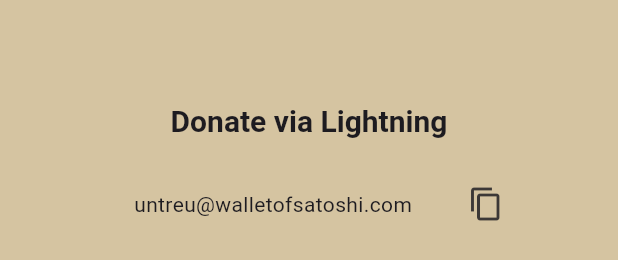
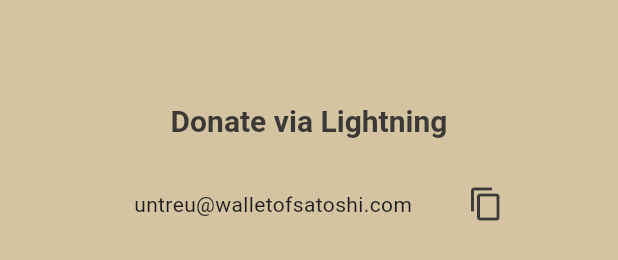
Before and after one commit to untreu2/humble, a Flutter app: the DonateDialog widget shown alone on an empty page, opened directly, on a phone screen of 412 x 824 dp. Shown: the part 446-706 px from the top of the screen. Run offline on Flutter 3.47's test engine with Material 3 defaults, Android fonts, the phone set to English and light mode, and no system bars; our stand-ins replace shared_preferences, shimmer; accounts and stored records are empty.

Commit message:
Adjusted donate_dialog colors

```diff
--- a/lib/donate_dialog.dart
+++ b/lib/donate_dialog.dart
@@ -32,10 +32,14 @@ class _DonateDialogState extends State<DonateDialog> {
   @override
   Widget build(BuildContext context) {
     return AlertDialog(
-      title: const Text(
+      title: Text(
         'Donate via Lightning',
         textAlign: TextAlign.center,
-        style: TextStyle(fontSize: 20, fontWeight: FontWeight.bold),
+        style: TextStyle(
+          fontSize: 20,
+          fontWeight: FontWeight.bold,
+          color: Theme.of(context).colorScheme.onSurface,
+        ),
       ),
       content: SizedBox(
         width: 300,
@@ -51,13 +55,14 @@ class _DonateDialogState extends State<DonateDialog> {
                 child: _copied
                     ? Row(
                         key: const ValueKey('copied'),
-                        children: const [
-                          Icon(Icons.check, color: Colors.green),
-                          SizedBox(width: 6),
+                        children: [
+                          Icon(Icons.check,
+                              color: Theme.of(context).colorScheme.primary),
+                          const SizedBox(width: 6),
                           Text(
                             'Copied!',
                             style: TextStyle(
-                              color: Colors.green,
+                              color: Theme.of(context).colorScheme.primary,
                               fontWeight: FontWeight.bold,
                             ),
                           ),
```
